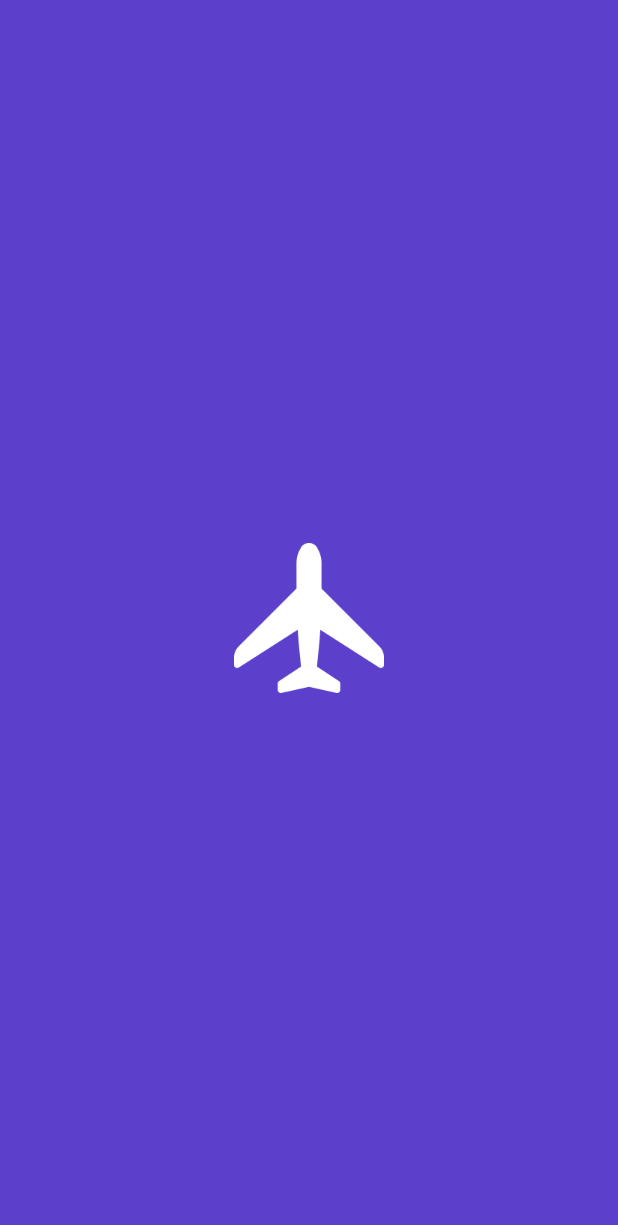
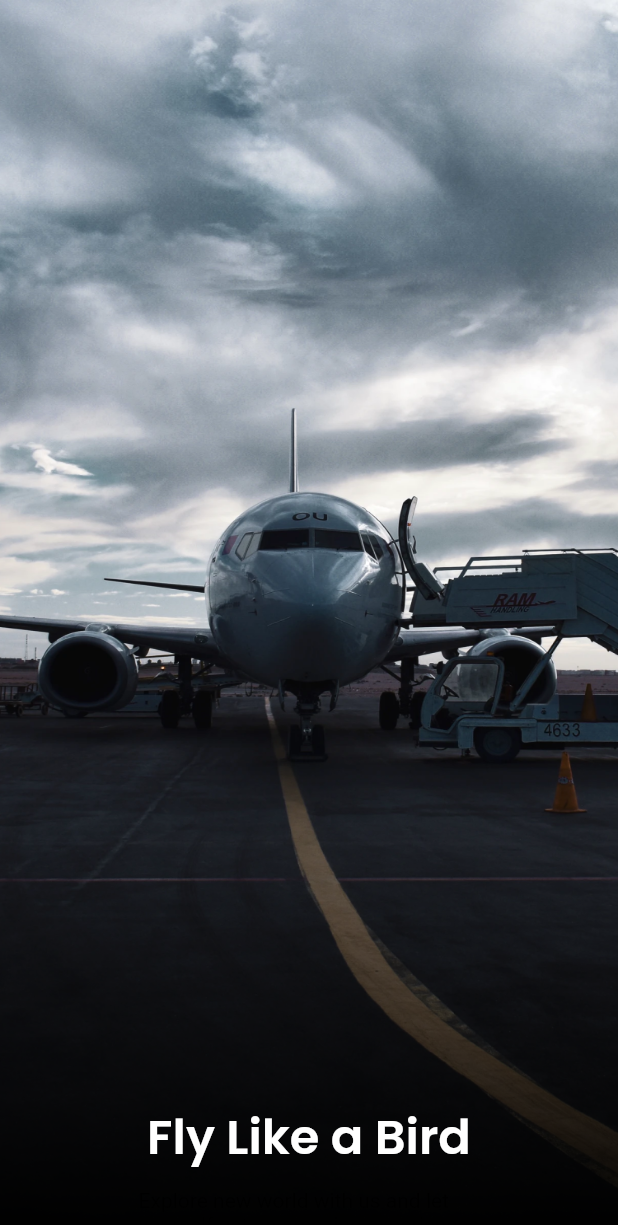
Before and after one commit to s4llm4n/airplane, a Flutter app: the screen it shows after launch, on a phone screen of 412 x 824 dp. Shown: the top 1225 px of the screen. Run offline on Flutter 3.47's test engine with Material 2 defaults, Android fonts, the phone set to English and light mode, and no system bars; our stand-ins replace google_fonts.

Commit message:
commit splashccr

```diff
--- a/lib/main.dart
+++ b/lib/main.dart
@@ -1,5 +1,7 @@
-import 'package:airplane/ui/pages/splash_page.dart';
+import 'package:airplane/ui/pages/get_started_page.dart';
 import 'package:flutter/material.dart';
+
+import 'ui/pages/splash_page.dart';
 
 void main() => runApp(MyApp());
 
@@ -10,7 +12,7 @@ class MyApp extends StatelessWidget {
   Widget build(BuildContext context) {
     return MaterialApp(
       debugShowCheckedModeBanner: false,
-      home: SplashPage(),
+      home: GetStartedPage(),
     );
   }
 }
--- /dev/null
+++ b/lib/ui/pages/get_started_page.dart
@@ -0,0 +1,48 @@
+import 'package:flutter/material.dart';
+import '../../shared/theme.dart';
+
+class GetStartedPage extends StatelessWidget {
+  const GetStartedPage({Key? key}) : super(key: key);
+
+  @override
+  Widget build(BuildContext context) {
+    return Scaffold(
+      body: Stack(
+        children: [
+          Container(
+            width: double.infinity,
+            height: double.infinity,
+            decoration: BoxDecoration(
+              image: DecorationImage(
+                fit: BoxFit.fill,
+                image: AssetImage(
+                  'assets/image_get_started.png',
+                ),
+              ),
+            ),
+          ),
+          Center(
+            child: Column(
+              mainAxisAlignment: MainAxisAlignment.end,
+              children: [
+                Text(
+                  'Fly Like a Bird',
+                  style: whiteTextStyle.copyWith(
+                    fontSize: 32,
+                    fontWeight: semiBold,
+                  ),
+                ),
+                SizedBox(
+                  height: 10,
+                ),
+                Text(
+                  'Explore new world with us and let\nyourself get an amazing experiences',
+                  ),
+              ],
+            ),
+          ),
+        ],
+      ),
+    );
+  }
+}
--- a/lib/ui/pages/splash_page.dart
+++ b/lib/ui/pages/splash_page.dart
@@ -15,6 +15,7 @@ class SplashPage extends StatelessWidget {
             Container(
               width: 100,
               height: 100,
+              margin: EdgeInsets.only(bottom: 50),
               decoration: BoxDecoration(
                 image: DecorationImage(
                   image: AssetImage(
@@ -23,6 +24,14 @@ class SplashPage extends StatelessWidget {
                 ),
               ),
             ),
+            Text(
+              'AIRPLANE',
+              style: whiteTextStyle.copyWith(
+                fontSize: 32,
+                fontWeight: medium,
+                letterSpacing: 10,
+              ),
+            ),
           ],
         ),
       ),
```
